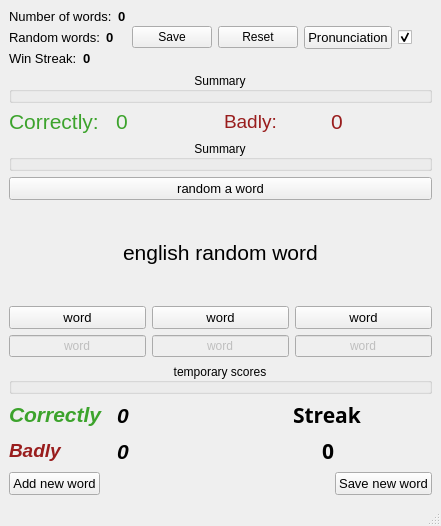
This is mainwindow.ui in Krystiankr/PYQT5 as Qt 5 draws it before an edit. The edited form follows.
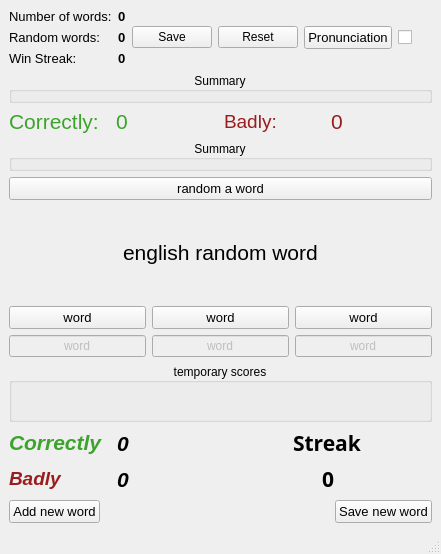
This is the edited form. Icons and pictures are not drawn.

Commit message:
Merge branch 'main' into poprawna_wersja
# Conflicts:
#	Data.csv
#	Data.py
#	Dialog.py
#	File_IO.py
#	Main.py
#	MainWindow.py
#	Voice.py
#	dialog.ui
#	mainwindow.ui

Patch:
```diff
--- a/mainwindow.ui
+++ b/mainwindow.ui
@@ -10,7 +10,7 @@
     <x>0</x>
     <y>0</y>
     <width>441</width>
-    <height>480</height>
+    <height>554</height>
    </rect>
   </property>
   <property name="windowTitle">
@@ -67,7 +67,7 @@
               </property>
              </widget>
             </item>
-            <item>
+            <item alignment="Qt::AlignRight">
              <widget class="QLabel" name="random_w">
               <property name="font">
                <font>
@@ -96,7 +96,7 @@
               </property>
              </widget>
             </item>
-            <item>
+            <item alignment="Qt::AlignRight">
              <widget class="QLabel" name="strike_main">
               <property name="font">
                <font>
@@ -173,11 +173,14 @@
         </item>
         <item>
          <widget class="QCheckBox" name="pronunciation_checkbox">
+          <property name="enabled">
+           <bool>true</bool>
+          </property>
           <property name="text">
            <string/>
           </property>
           <property name="checked">
-           <bool>true</bool>
+           <bool>false</bool>
           </property>
          </widget>
         </item>
@@ -223,7 +226,7 @@
           </property>
          </widget>
         </item>
-        <item>
+        <item alignment="Qt::AlignLeft">
          <widget class="QLabel" name="correctly_main">
           <property name="font">
            <font>
```
Left out of the diff: 14 changed lines with no effect on the pictures. The commit also changes 1 other file.
